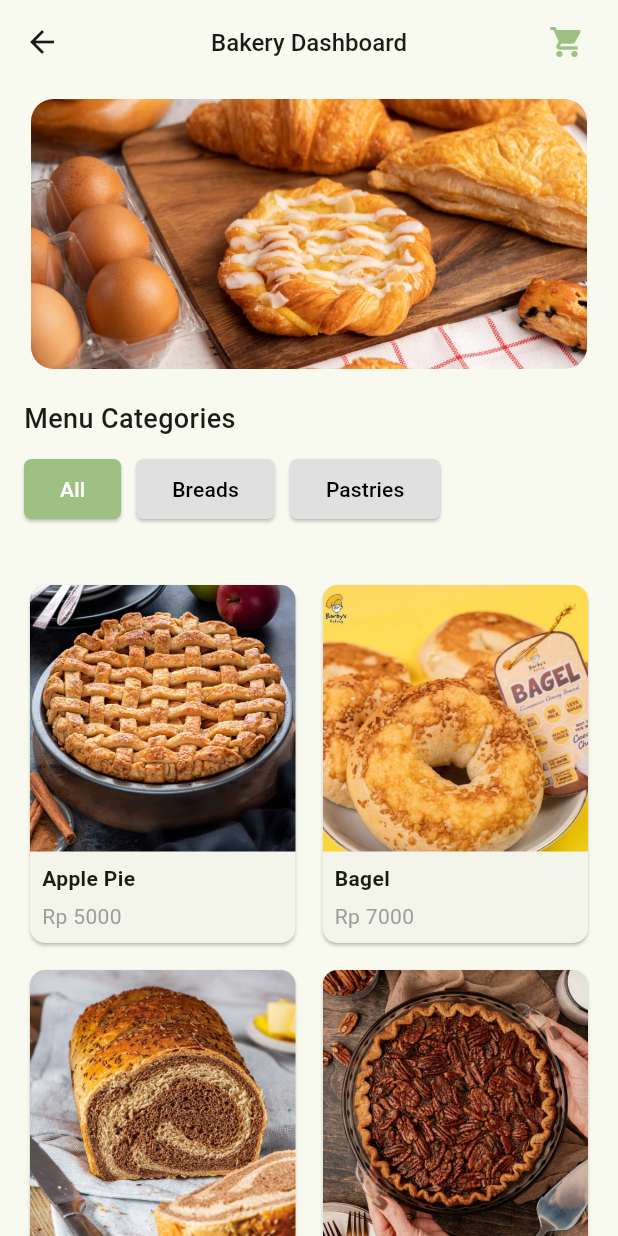
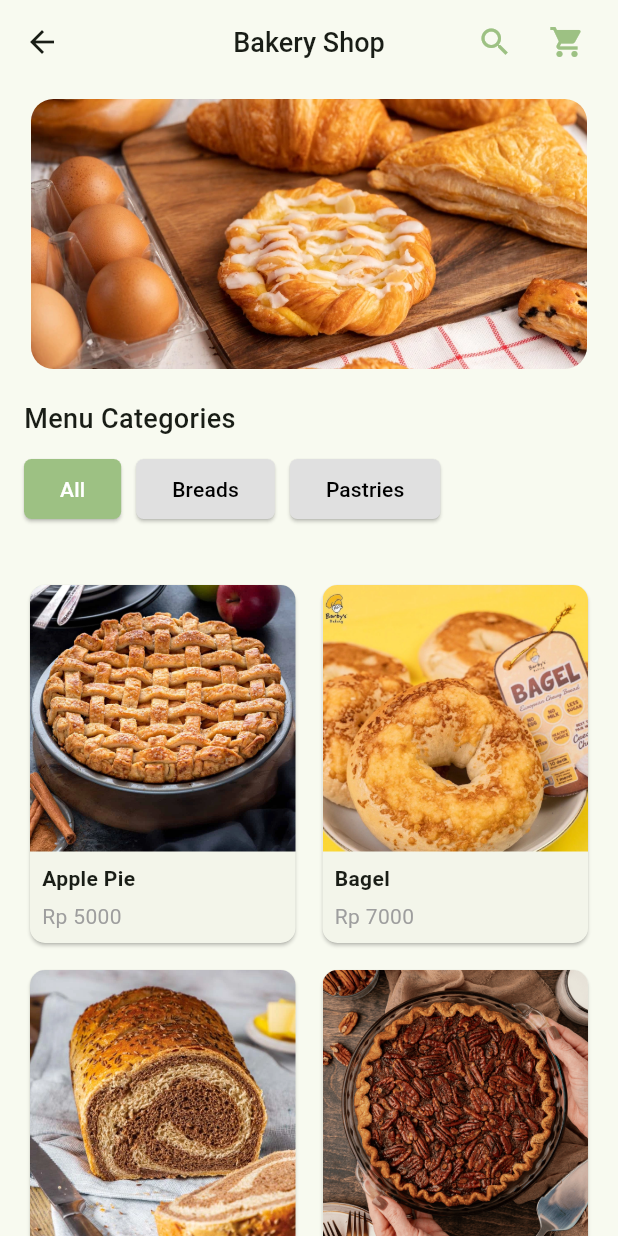
Before and after one commit to itsdrsw/POS-Flutter, a Flutter app: the BakeryDashboard screen opened directly, on a phone screen of 412 x 824 dp. Run offline on Flutter 3.47's test engine with Material 3 defaults, Android fonts, the phone set to English and light mode, and no system bars; drawn by our look-alikes of carousel_slider.

Commit message:
[ADD] Menambahkankan kolom pencarian produk

```diff
--- a/lib/pages/apps/bakery/bakery_dashboard.dart
+++ b/lib/pages/apps/bakery/bakery_dashboard.dart
@@ -14,6 +14,9 @@ class BakeryButtonState extends State<BakeryDashboard> {
     'assets/images/banner-bakery2.webp',
     'assets/images/banner-bakery3.webp',
   ];
+
+  bool isSearching = false;
+  final TextEditingController searchController = TextEditingController();
 
   String selectedCategory = "All";
 
@@ -53,22 +56,72 @@ class BakeryButtonState extends State<BakeryDashboard> {
     // tambahkan produk lain sesuai kebutuhan
   ];
 
+  late List<Map<String, String>> filteredProducts;
+
+  @override
+  void initState() {
+    super.initState();
+    filteredProducts = List.from(products); // default semua produk
+  }
+
+  void filterProducts() {
+    String query = searchController.text.toLowerCase();
+
+    setState(() {
+      filteredProducts = products.where((product) {
+        final matchesCategory =
+            selectedCategory == "All" ||
+            product["category"] == selectedCategory;
+        final matchesSearch = product["name"]!.toLowerCase().contains(query);
+        return matchesCategory && matchesSearch;
+      }).toList();
+    });
+  }
+
   @override
   Widget build(BuildContext context) {
-    // Filter produk berdasarkan kategori yang dipilih
-    List<Map<String, String>> filteredProducts = selectedCategory == "All"
-        ? products
-        : products
-              .where((product) => product["category"] == selectedCategory)
-              .toList();
     return Scaffold(
       appBar: AppBar(
-        title: const Text(
-          "Bakery Dashboard",
-          style: TextStyle(fontWeight: FontWeight.w500, fontSize: 16),
+        title: isSearching
+            ? TextField(
+                controller: searchController,
+                autofocus: true,
+                decoration: const InputDecoration(
+                  hintText: "Search bakery...",
+                  border: InputBorder.none,
+                ),
+                style: const TextStyle(color: Colors.black, fontSize: 16),
+                onChanged: (value) => filterProducts(),
+              )
+            : const Text(
+                "Bakery Shop",
+                style: TextStyle(fontWeight: FontWeight.w500, fontSize: 18),
               ),
         centerTitle: true,
         actions: [
+          isSearching
+              ? IconButton(
+                  icon: const Icon(Icons.close),
+                  color: const Color(0xFF9DC183),
+                  onPressed: () {
+                    setState(() {
+                      isSearching = false;
+                      searchController.clear();
+                      filteredProducts = List.from(products);
+                      selectedCategory = "All";
+                    });
+                  },
+                )
+              : IconButton(
+                  icon: const Icon(Icons.search),
+                  color: const Color(0xFF9DC183),
+                  onPressed: () {
+                    setState(() {
+                      isSearching = true;
+                    });
+                  },
+                ),
+
           Padding(
             padding: const EdgeInsets.only(right: 10.0),
             child: IconButton(
@@ -131,6 +184,7 @@ class BakeryButtonState extends State<BakeryDashboard> {
                       setState(() {
                         selectedCategory = cat;
                       });
+                      filterProducts();
                       print("$cat dipencet");
                     },
                     style: ElevatedButton.styleFrom(
@@ -150,11 +204,14 @@ class BakeryButtonState extends State<BakeryDashboard> {
             const SizedBox(height: 20),
             Padding(
               padding: const EdgeInsets.all(16.0),
-              child: GridView.builder(
+              child: filteredProducts.isEmpty
+                  ? const Center(child: Text("Produk tidak tersedia"))
+                  : GridView.builder(
                       shrinkWrap: true,
                       physics:
                           const NeverScrollableScrollPhysics(), //supaya scrollnya ikut Column
-                gridDelegate: const SliverGridDelegateWithFixedCrossAxisCount(
+                      gridDelegate:
+                          const SliverGridDelegateWithFixedCrossAxisCount(
                             crossAxisCount: 2,
                             crossAxisSpacing: 10,
                             mainAxisSpacing: 10,
@@ -197,7 +254,9 @@ class BakeryButtonState extends State<BakeryDashboard> {
                                     const SizedBox(height: 5),
                                     Text(
                                       "Rp ${product["price"]}",
-                                style: const TextStyle(color: Colors.grey),
+                                      style: const TextStyle(
+                                        color: Colors.grey,
+                                      ),
                                     ),
                                   ],
                                 ),
```
Lines whose indentation alone changed are shown as unchanged.
